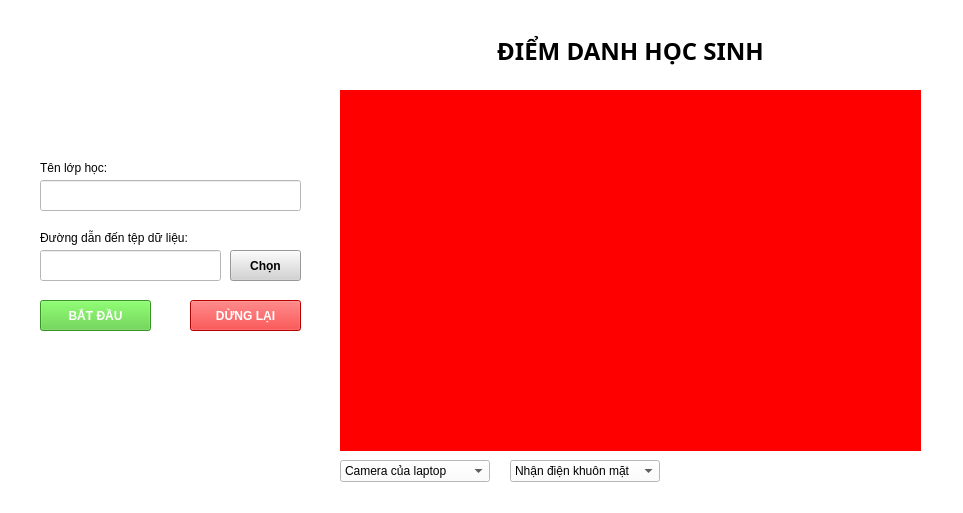
Before: the Qt Designer form res/main_layout.ui in mellivora24/RegisterDesktopAPP, drawn with Qt 5.
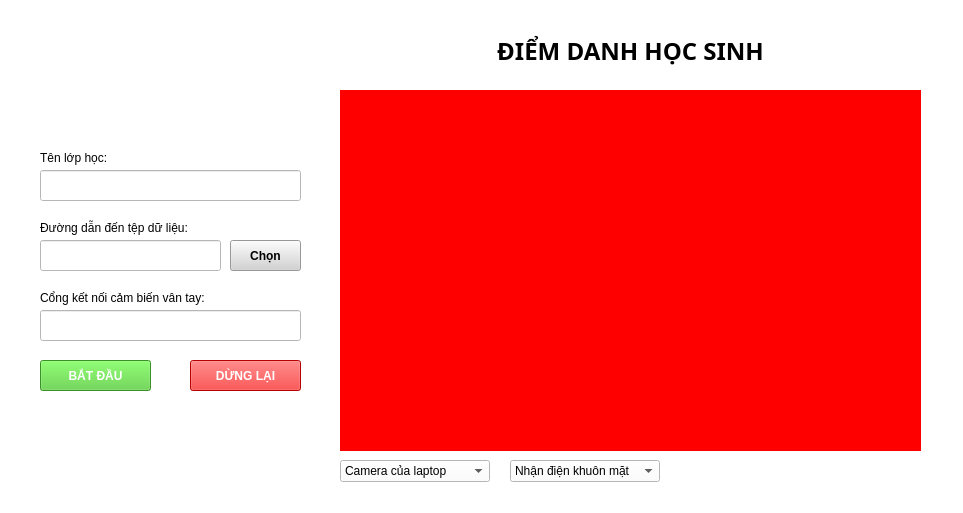
After: the same form once the commit is applied.

What changed in the file:
```diff
--- a/res/main_layout.ui
+++ b/res/main_layout.ui
@@ -27,7 +27,7 @@
     <property name="geometry">
      <rect>
       <x>40</x>
-      <y>300</y>
+      <y>360</y>
       <width>111</width>
       <height>31</height>
      </rect>
@@ -59,7 +59,7 @@
     <property name="geometry">
      <rect>
       <x>190</x>
-      <y>300</y>
+      <y>360</y>
       <width>111</width>
       <height>31</height>
      </rect>
@@ -149,7 +149,7 @@
     <property name="geometry">
      <rect>
       <x>230</x>
-      <y>250</y>
+      <y>240</y>
       <width>71</width>
       <height>31</height>
      </rect>
@@ -181,7 +181,7 @@
     <property name="geometry">
      <rect>
       <x>40</x>
-      <y>160</y>
+      <y>150</y>
       <width>261</width>
       <height>16</height>
      </rect>
@@ -194,7 +194,7 @@
     <property name="geometry">
      <rect>
       <x>40</x>
-      <y>230</y>
+      <y>220</y>
       <width>261</width>
       <height>16</height>
      </rect>
@@ -259,7 +259,7 @@
     <property name="geometry">
      <rect>
       <x>40</x>
-      <y>250</y>
+      <y>240</y>
       <width>181</width>
       <height>31</height>
      </rect>
@@ -269,7 +269,30 @@
     <property name="geometry">
      <rect>
       <x>40</x>
-      <y>180</y>
+      <y>170</y>
+      <width>261</width>
+      <height>31</height>
+     </rect>
+    </property>
+   </widget>
+   <widget class="QLabel" name="fingerPrintCOMTitle">
+    <property name="geometry">
+     <rect>
+      <x>40</x>
+      <y>290</y>
+      <width>261</width>
+      <height>16</height>
+     </rect>
+    </property>
+    <property name="text">
+     <string>Cổng kết nối cảm biến vân tay:</string>
+    </property>
+   </widget>
+   <widget class="QLineEdit" name="fingerPrintCOMInput">
+    <property name="geometry">
+     <rect>
+      <x>40</x>
+      <y>310</y>
       <width>261</width>
       <height>31</height>
      </rect>
```
